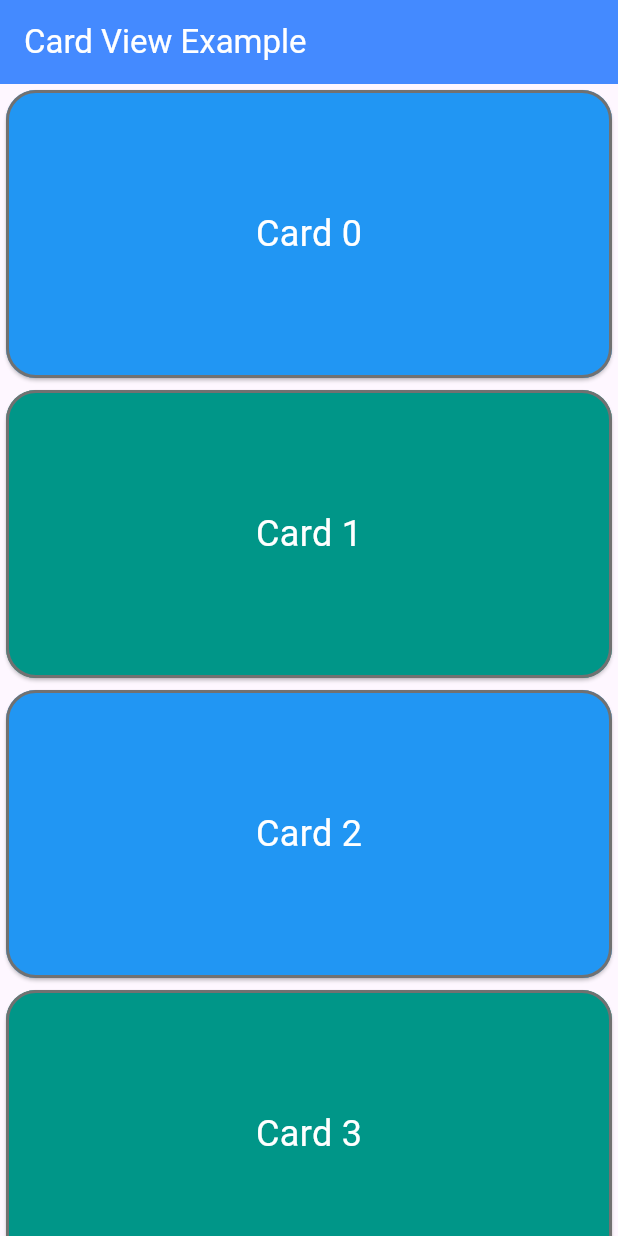
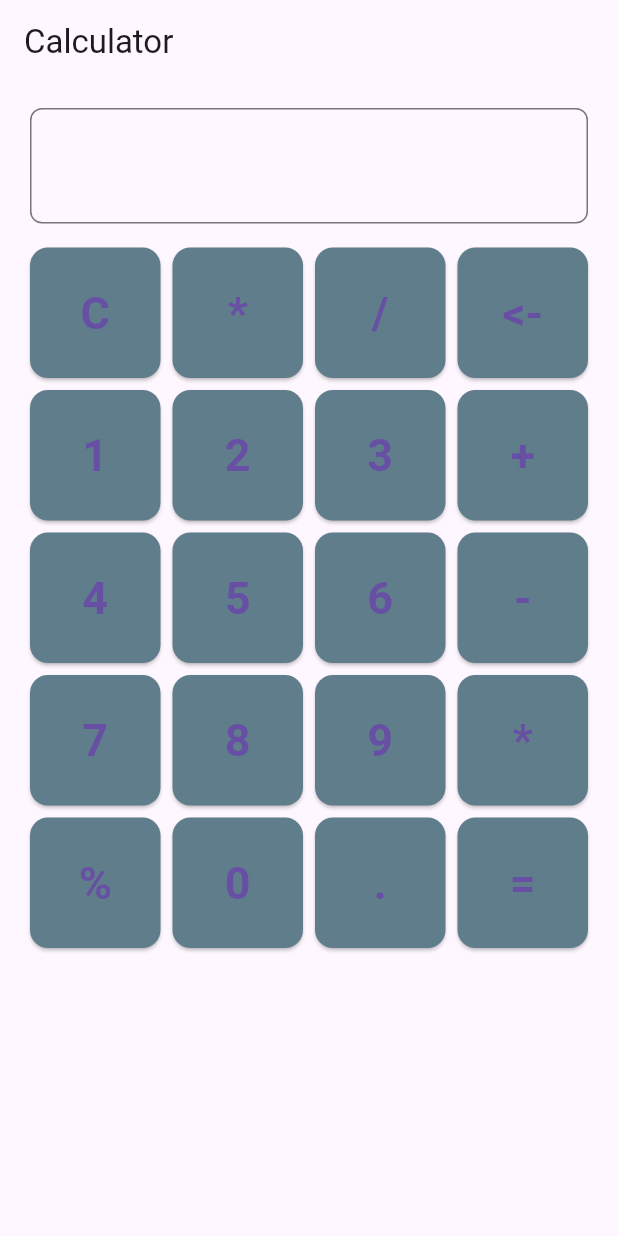
Before and after one commit to Prajwol999/first_application, a Flutter app: the screen it shows after launch, on a phone screen of 412 x 824 dp. Run offline on Flutter 3.47's test engine with Material 3 defaults, Android fonts, the phone set to English and light mode, and no system bars.

Commit message:
calculator app

```diff
--- a/lib/app.dart
+++ b/lib/app.dart
@@ -10,7 +10,9 @@
 // import 'package:first_application/view/flexible_expanded_view.dart';
 // import 'package:first_application/view/student_view.dart';
 // import 'package:first_application/view/load_image_view.dart';
-import 'package:first_application/view/card_view.dart';
+// import 'package:first_application/view/card_view.dart';
+import 'package:first_application/view/calculator_view.dart';
+// import 'package:first_application/view/grid_screen.dart';
 import 'package:flutter/material.dart';
 
 class App extends StatelessWidget {
@@ -18,6 +20,6 @@ class App extends StatelessWidget {
 
   @override
   Widget build(BuildContext context) {
-    return MaterialApp(home: CardView());
+    return MaterialApp(home: CalculatorView());
   }
 }
--- /dev/null
+++ b/lib/view/calculator_view.dart
@@ -0,0 +1,141 @@
+
+import 'package:flutter/cupertino.dart';
+import 'package:flutter/material.dart';
+
+class CalculatorView extends StatefulWidget {
+
+  const CalculatorView({super.key});
+
+  @override
+  State<CalculatorView> createState() => _CalculatorViewState();
+}
+
+class _CalculatorViewState extends State<CalculatorView> {
+  final lstText = [
+    'C' ,
+    '*' ,
+    '/' ,
+    '<-' ,
+    '1' ,
+    '2' ,
+    '3' ,
+    '+' ,
+    '4' ,
+    '5',
+    '6' ,
+    '-' ,
+
+    '7' ,
+    '8' ,
+    '9',
+    '*' ,
+    '%' ,
+    '0' ,
+    '.' ,
+    '='
+  ] ;
+  String operator = "" ;
+  int firstNum = 0 ;
+  int secondNum = 0 ;
+  final _controller = TextEditingController() ;
+
+  @override
+  Widget build(BuildContext context) {
+    return Scaffold(
+      appBar: AppBar(title: Text('Calculator'),),
+      body: Padding(
+        padding: const EdgeInsets.symmetric(horizontal: 20 , vertical: 16) ,
+
+        child: Column(
+         mainAxisAlignment: MainAxisAlignment.spaceEvenly ,
+          children: [
+            TextFormField(
+              controller: _controller,
+              keyboardType: TextInputType.number,
+              textAlign: TextAlign.right,
+              style: const TextStyle(fontSize: 30 , fontWeight: FontWeight.bold),
+
+
+              decoration:  InputDecoration(
+                border: OutlineInputBorder(
+                  borderRadius: BorderRadius.circular(8) ,
+                )
+
+              ),
+
+            ) ,
+            SizedBox(height: 16,) ,
+            Expanded(
+
+                child: GridView.count(
+                  crossAxisCount: 4 ,
+                  crossAxisSpacing: 8,
+                  mainAxisSpacing: 8,
+
+                  children: [
+                    for (int i = 0 ; i < lstText.length ; i++) ...{
+                      ElevatedButton(
+                        style: ElevatedButton.styleFrom(
+                          backgroundColor: Colors.blueGrey ,
+                          shape:  RoundedRectangleBorder(
+                            borderRadius: BorderRadius.circular(12)
+                          )
+                        ) ,
+                          onPressed: (){
+                        if(lstText[i].contains(RegExp(r'[0-9]'))){
+                          _controller.text += lstText[i] ;
+                        }
+                        else if (lstText[i] == 'C'){
+                          _controller.clear() ;
+                        }
+                        else if(lstText[i] == '<-'){
+                          _controller.text = _controller.text.substring(
+                            0 ,
+                            _controller.text.length -1 ,
+                          );
+                        }
+                        else if (
+                        lstText[i] == "="
+                        ){
+                          secondNum = int.parse(_controller.text) ;
+                          switch(operator)  {
+                            case "+" :
+                              _controller.text = (firstNum + secondNum).toString() ;
+                              break ;
+                            case "-" :
+                              _controller.text = (firstNum - secondNum).toString();
+                              break ;
+                            case "*" :
+                              _controller.text = (firstNum * secondNum).toString() ;
+                              break ;
+                            case "/":
+                              _controller.text = (firstNum ~/secondNum).toString() ;
+                              break ;
+
+                            default :
+                              break ;
+                           }
+
+                        }
+                        else {
+                          operator = lstText[i] ;
+                          firstNum = int.parse(_controller.text) ;
+                          _controller.clear() ;
+                        }
+                      }, child: Text(lstText[i] , style:  const TextStyle(fontSize: 30 , fontWeight: FontWeight.bold),))
+
+                    }
+                  ],
+
+
+
+                  ))
+          ],
+
+        ),
+      ),
+
+
+    ) ;
+  }
+}
```
Also changed, not shown: lib/view/grid_screen.dart (added, +61 -0 lines).
